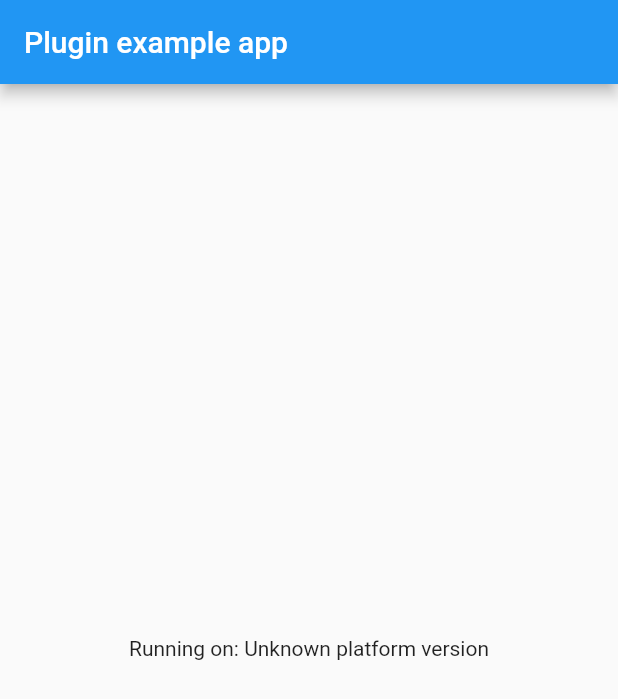
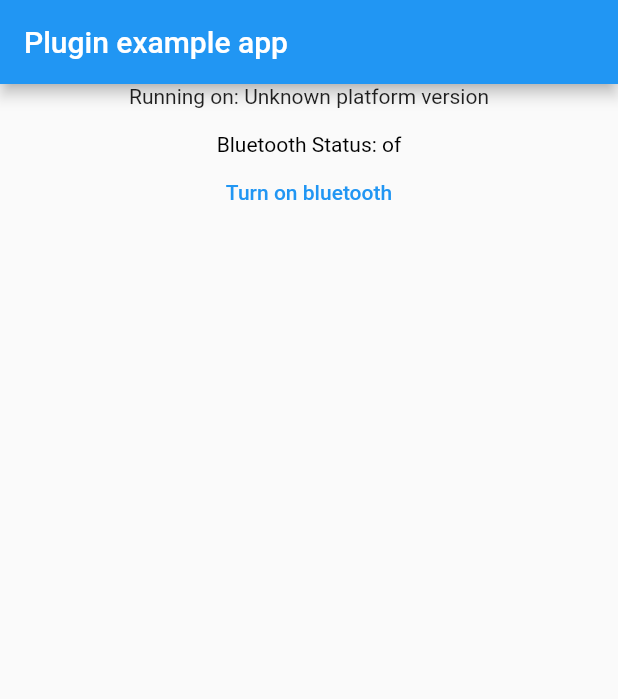
Before and after one commit to KietVM/flutter_on_bluetooth, a Flutter app: the screen it shows after launch, on a phone screen of 412 x 824 dp. Shown: the top 699 px of the screen. Run offline on Flutter 3.47's test engine with Material 2 defaults, Android fonts, the phone set to English and light mode, and no system bars.

Commit message:
implement code

```diff
--- a/example/lib/main.dart
+++ b/example/lib/main.dart
@@ -1,4 +1,5 @@
 import 'package:flutter/material.dart';
+import 'package:flutter/semantics.dart';
 import 'dart:async';
 
 import 'package:flutter/services.dart';
@@ -15,6 +16,7 @@ class MyApp extends StatefulWidget {
 
 class _MyAppState extends State<MyApp> {
   String _platformVersion = 'Unknown';
+  bool bluetoothStatus = false;
 
   @override
   void initState() {
@@ -51,8 +53,25 @@ class _MyAppState extends State<MyApp> {
         appBar: AppBar(
           title: const Text('Plugin example app'),
         ),
-        body: Center(
-          child: Text('Running on: $_platformVersion\n'),
+        body: Column(
+          children: [
+            Center(
+              child: Text('Running on: $_platformVersion\n'),
+            ),
+            Text(
+              'Bluetooth Status: ${bluetoothStatus ? 'on' : 'of'}',
+              style: TextStyle(
+                  color: bluetoothStatus ? Colors.blue : Colors.black),
+            ),
+            TextButton(
+                onPressed: () async {
+                  OnBluetooth.turnOnBluetooth();
+                  // setState(() {
+                  //   bluetoothStatus = success;
+                  // });
+                },
+                child: Text('Turn on bluetooth')),
+          ],
         ),
       ),
     );
```
Also changed, not shown: lib/on_bluetooth.dart (+9 -3 lines), 13 other files.
